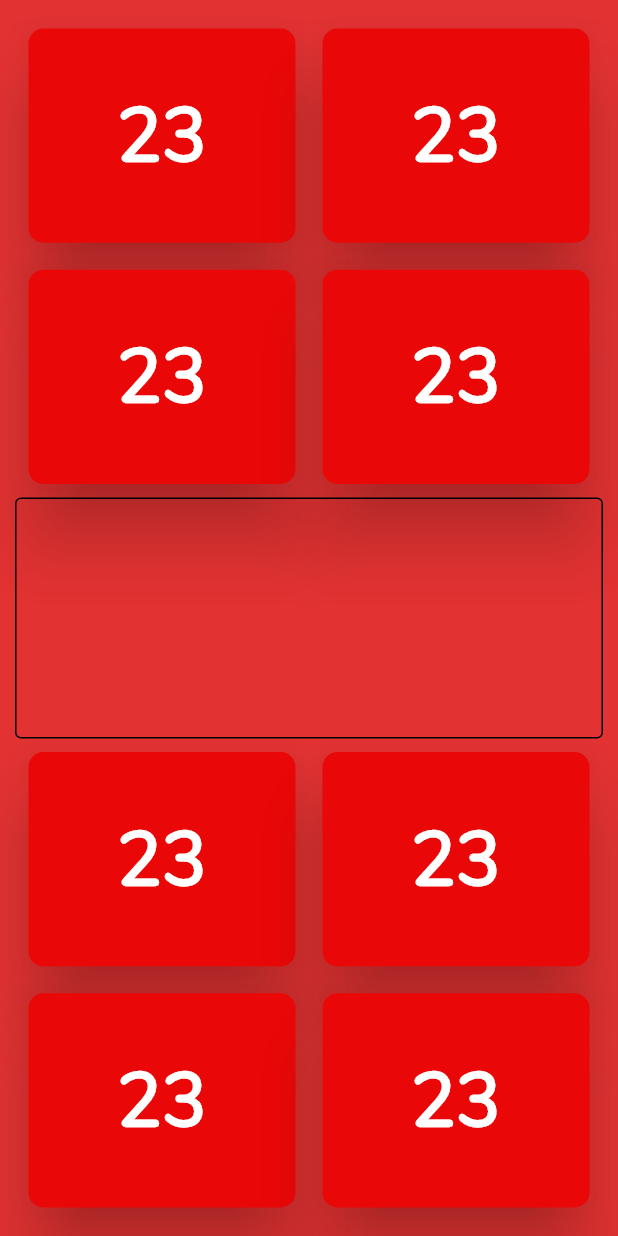
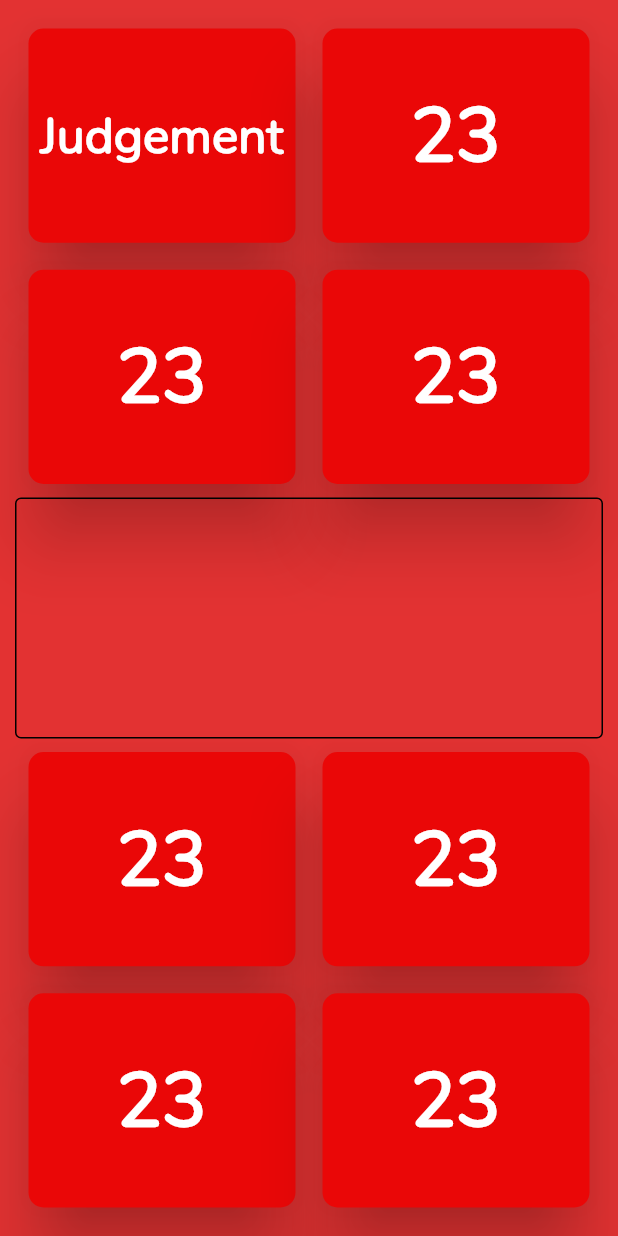
Before and after one commit to msafwanalam/split, a Flutter app: the screen it shows after launch, on a phone screen of 412 x 824 dp. Run offline on Flutter 3.47's test engine with Material 2 defaults, Android fonts, the phone set to English and light mode, and no system bars.

Commit message:
Made the texboxes fit to different lengths of text

```diff
--- a/lib/GameUserInterface.dart
+++ b/lib/GameUserInterface.dart
@@ -40,7 +40,7 @@ class _GameUserInterface extends State<GameUserInterface> {
                     Expanded(
                       flex: 1,
                       child: QuestionButton(
-                        firstText: '23',
+                        firstText: 'Judgement',
                         fontSize: 50.0,
                         color: _color,
                         highlightColor: Color(0xffc10909),
--- a/lib/QuestionButton.dart
+++ b/lib/QuestionButton.dart
@@ -6,6 +6,7 @@ class QuestionButton extends StatelessWidget {
   final Color color;
   final GestureTapCallback onPressed;
   final Color highlightColor;
+  final bool ifBlue;
   const QuestionButton({
     Key key,
     this.onPressed,
@@ -13,6 +14,7 @@ class QuestionButton extends StatelessWidget {
     this.fontSize,
     this.color,
     this.highlightColor,
+    this.ifBlue,
   })  : assert(firstText != null),
         assert(fontSize != null),
         assert(color != null),
@@ -40,13 +42,15 @@ class QuestionButton extends StatelessWidget {
           highlightColor: highlightColor,
           elevation: 20,
           highlightElevation: 2,
-          child: Text(
+          child: FittedBox(
+            fit: BoxFit.contain,
+            child: Text(
             firstText,
             style: TextStyle(
                 fontSize: fontSize,
                 fontWeight: FontWeight.bold,
                 fontFamily: 'Nunito-Regular'),
-          ),
+          ),),
           onPressed: onPressed,
         ),
       ),
```
